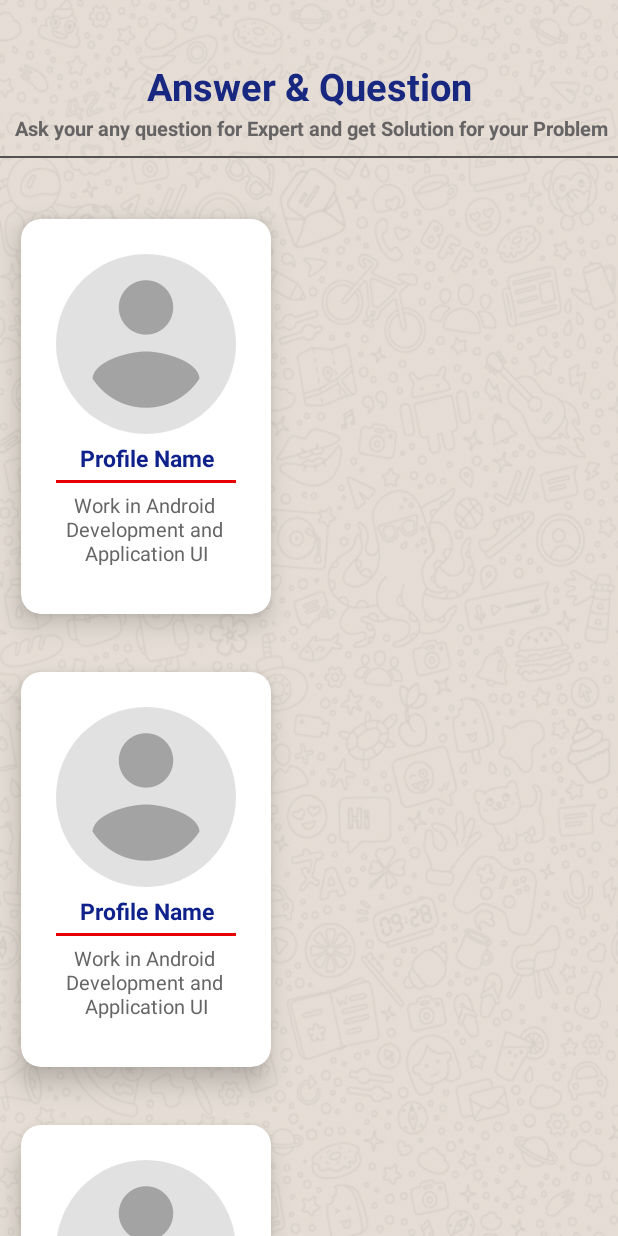
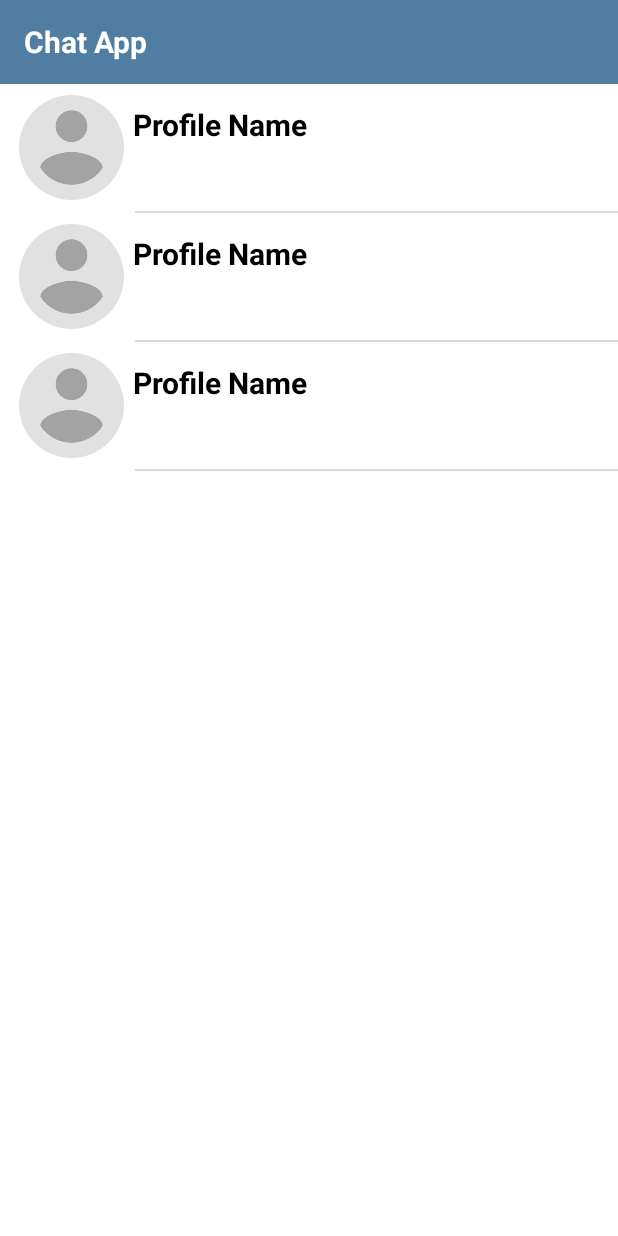
Before and after one commit to Sadulla-Dev/ChatApp, an Android app: the layout activity_main.xml on its own in the app's theme, with its tools: preview values and no code run, on a phone screen of 412 x 824 dp. Run offline under Robolectric (Android 15) with nearby library versions, the phone set to English and light mode, and no system bars.

Commit message:
added home design

```diff
--- a/app/build.gradle
+++ b/app/build.gradle
@@ -1,6 +1,7 @@
 plugins {
     id 'com.android.application'
     id 'kotlin-android'
+    id 'kotlin-parcelize'
 }
 apply plugin: 'com.google.gms.google-services'
 apply plugin: 'kotlin-android'
--- a/app/src/main/java/com/intentsoft/chatapp/MainActivity.kt
+++ b/app/src/main/java/com/intentsoft/chatapp/MainActivity.kt
@@ -3,6 +3,7 @@ package com.intentsoft.chatapp
 import android.app.ProgressDialog
 import androidx.appcompat.app.AppCompatActivity
 import android.os.Bundle
+import android.view.View
 import androidx.recyclerview.widget.GridLayoutManager
 import com.google.firebase.auth.FirebaseAuth
 import com.google.firebase.database.DataSnapshot
@@ -20,6 +21,7 @@ class MainActivity : AppCompatActivity() {
     var usersAdapter: UserAdapter? = null
     var dialog: ProgressDialog? = null
     var user: User? = null
+    var receiverUid: String? = null
 
 
     override fun onCreate(savedInstanceState: Bundle?) {
@@ -32,7 +34,7 @@ class MainActivity : AppCompatActivity() {
         database = FirebaseDatabase.getInstance()
         users = ArrayList<User>()
         usersAdapter = UserAdapter(this, users!!)
-        val layoutManager = GridLayoutManager(this@MainActivity, 2)
+        val layoutManager = GridLayoutManager(this@MainActivity, 1)
 
         binding!!.mRec.layoutManager = layoutManager
 
@@ -56,7 +58,6 @@ class MainActivity : AppCompatActivity() {
                 }
                 usersAdapter!!.notifyDataSetChanged()
             }
-
             override fun onCancelled(error: DatabaseError) {}
         })
     }
--- a/app/src/main/java/com/intentsoft/chatapp/OTPActivity.kt
+++ b/app/src/main/java/com/intentsoft/chatapp/OTPActivity.kt
@@ -19,12 +19,10 @@ class OTPActivity : AppCompatActivity() {
     var verificationId:String? = null
     var auth: FirebaseAuth? = null
     var dialog : ProgressDialog? = null
-
     override fun onCreate(savedInstanceState: Bundle?) {
         super.onCreate(savedInstanceState)
         binding = ActivityOtpactivityBinding.inflate(layoutInflater)
         setContentView(binding!!.root)
-
         dialog = ProgressDialog(this@OTPActivity)
         dialog!!.setMessage("Sending OTP...")
         dialog!!.setCancelable(false)
--- a/app/src/main/res/layout/activity_main.xml
+++ b/app/src/main/res/layout/activity_main.xml
@@ -5,45 +5,34 @@
     android:layout_width="match_parent"
     android:layout_height="match_parent"
     android:orientation="vertical"
-    android:background="@drawable/bg"
+    android:background="@color/white"
     tools:context=".MainActivity">
 
 
-    <TextView
-        android:text="Answer &amp; Question"
-        android:textSize="25sp"
-        android:textStyle="bold|normal"
-        android:textAlignment="center"
-        android:layout_marginTop="40dp"
-        android:textColor="#182881"
+
+
+    <androidx.appcompat.widget.Toolbar
         android:layout_width="match_parent"
-        android:layout_height="wrap_content"/>
-    <TextView
-        android:text="@string/get_solution"
-        android:textSize="13sp"
-        android:textStyle="bold|normal"
-        android:textAlignment="textStart"
-        android:layout_marginTop="1dp"
-        android:textColor="#656364"
-        android:layout_marginStart="10dp"
-        android:layout_width="match_parent"
-        android:layout_height="wrap_content"/>
-    <View
-        android:background="#535151"
-        android:layout_width="match_parent"
-        android:layout_marginBottom="15dp"
-        android:layout_marginTop="9dp"
-        android:layout_height="1dp"/>
+        android:layout_height="wrap_content"
+        android:background="#517DA2">
+        <TextView
+            android:layout_width="wrap_content"
+            android:layout_height="wrap_content"
+            android:text="@string/app_name"
+            android:textSize="20sp"
+            android:textStyle="bold"
+            android:textColor="@color/white"/>
+    </androidx.appcompat.widget.Toolbar>
+
     <LinearLayout
         android:orientation="vertical"
-        android:layout_marginTop="6dp"
         android:layout_width="match_parent"
         android:layout_height="wrap_content">
         <androidx.recyclerview.widget.RecyclerView
             android:id="@+id/mRec"
             tools:listitem="@layout/item_profile"
             android:layout_width="match_parent"
-            android:layout_height="wrap_content"/>
+            android:layout_height="match_parent"/>
 
 
     </LinearLayout>
--- a/app/src/main/res/layout/item_profile.xml
+++ b/app/src/main/res/layout/item_profile.xml
@@ -1,59 +1,60 @@
 <?xml version="1.0" encoding="utf-8"?>
-<androidx.cardview.widget.CardView xmlns:android="http://schemas.android.com/apk/res/android"
-    android:layout_width="wrap_content"
+<LinearLayout xmlns:android="http://schemas.android.com/apk/res/android"
+    android:layout_width="match_parent"
     android:layout_height="wrap_content"
-    xmlns:app="http://schemas.android.com/apk/res-auto"
-    xmlns:card_view="http://schemas.android.com/tools"
-    app:cardUseCompatPadding="true"
-    app:cardCornerRadius="13dp"
-    app:cardElevation="10dp"
-    card_view:cardCornerRAdius="5dp">
+    android:orientation="vertical"
+    android:background="@color/white">
 
     <LinearLayout
-        android:orientation="vertical"
-        android:padding="13dp"
-        android:layout_margin="10dp"
-        android:layout_width="wrap_content"
+        android:orientation="horizontal"
+        android:layout_width="match_parent"
+        android:gravity="center"
+        android:padding="7dp"
         android:layout_height="wrap_content">
         <de.hdodenhof.circleimageview.CircleImageView
             android:id="@+id/profile"
             android:src="@drawable/avatar"
-            android:layout_width="120dp"
-            android:layout_height="120dp"/>
+            android:layout_marginLeft="5dp"
+            android:layout_width="70dp"
+            android:layout_height="70dp"/>
         <LinearLayout
             android:orientation="vertical"
             android:layout_marginBottom="8dp"
             android:layout_width="match_parent"
-            android:layout_height="wrap_content">
+            android:layout_height="match_parent">
             <TextView
                 android:id="@+id/username"
                 android:text="Profile Name"
-                android:textStyle="bold|normal"
-                android:textAlignment="center"
-                android:textSize="15sp"
-                android:layout_marginTop="5dp"
-                android:textColor="#0F228C"
+                android:textStyle="bold"
+                android:textAlignment="textStart"
+                android:textSize="20sp"
+                android:textColor="@color/black"
+                android:layout_marginLeft="6dp"
                 android:layout_width="match_parent"
+                android:layout_height="wrap_content"
+                android:layout_marginTop="10dp"/>
+
+            <TextView
+                android:id="@+id/text_onlineORofline"
+                android:text="Online"
+                android:textColor="#70AAEA"
+                android:textSize="14sp"
+                android:visibility="invisible"
+                android:textStyle="normal"
+                android:layout_width="wrap_content"
+                android:layout_marginLeft="6dp"
+                android:layout_marginTop="7dp"
                 android:layout_height="wrap_content"/>
-            <View
-                android:layout_marginTop="4dp"
-                android:background="#E80000"
-                android:layout_width="match_parent"
-                android:layout_height="2dp"/>
-            <TextView
-                android:text="Work in Android \nDevelopment and \nApplication UI Design"
-                android:textStyle="normal"
-                android:textAlignment="center"
-                android:textSize="13sp"
-                android:layout_marginTop="5dp"
-                android:textColor="#666667"
-                android:layout_width="match_parent"
-                android:layout_height="wrap_content"/>
-
 
         </LinearLayout>
 
-
     </LinearLayout>
 
-</androidx.cardview.widget.CardView>
+    <View
+        android:background="#D9D9D9"
+        android:layout_width="match_parent"
+        android:layout_height="1dp"
+        android:layout_marginLeft="90dp"/>
+
+
+</LinearLayout>
--- a/app/src/main/res/layout/receive_msg.xml
+++ b/app/src/main/res/layout/receive_msg.xml
@@ -19,7 +19,7 @@
         <TextView
             android:id="@+id/message"
             android:text="@string/app_name"
-            android:textColor="@color/white"
+            android:textColor="@color/black"
             android:textStyle="bold|normal"
             android:textSize="16sp"
             android:layout_marginStart="10dp"
```
Also changed, not shown: app/src/main/java/com/intentsoft/chatapp/ChatActivity.kt (+12 -14 lines), app/src/main/java/com/intentsoft/chatapp/SetUpProfileActivity.kt (+5 -105 lines), app/src/main/java/com/intentsoft/chatapp/VerificationsActivity.kt (+2 -5 lines), app/src/main/java/com/intentsoft/chatapp/adapter/MessagesAdapter.kt (+2 -5 lines), app/src/main/java/com/intentsoft/chatapp/adapter/UserAdapter.kt (+9 -0 lines), app/src/main/res/layout/activity_chat.xml (+9 -6 lines), app/src/main/res/layout/activity_otpactivity.xml (+6 -1 lines), app/src/main/res/drawable-v24/bg.png (deleted).
